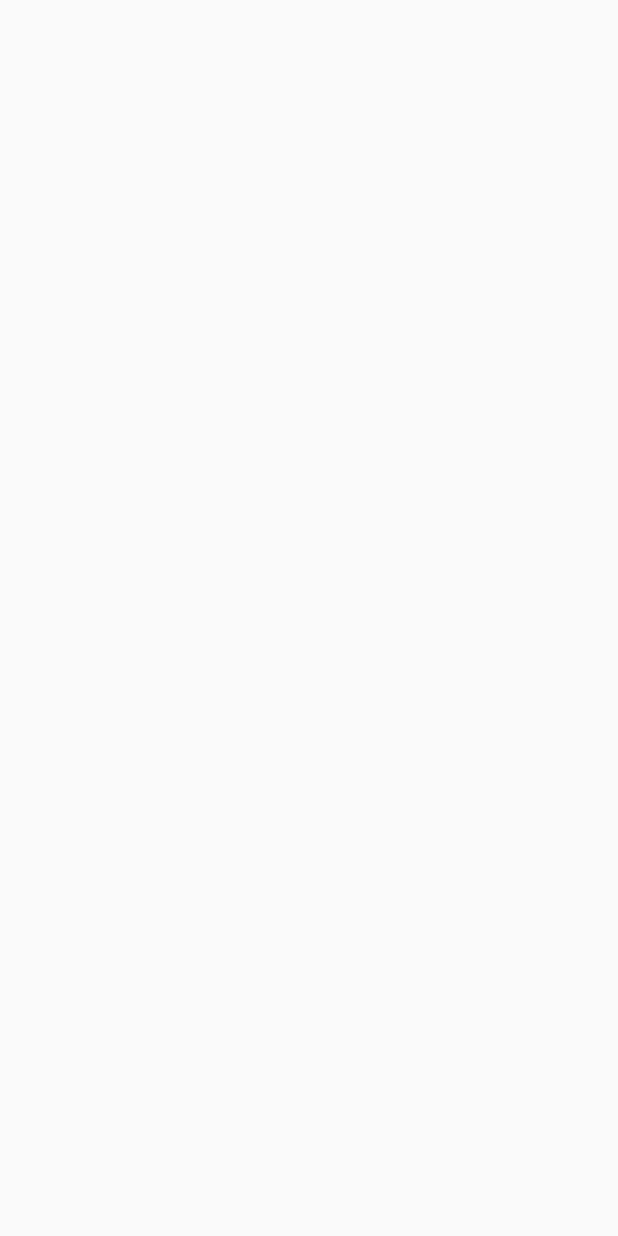
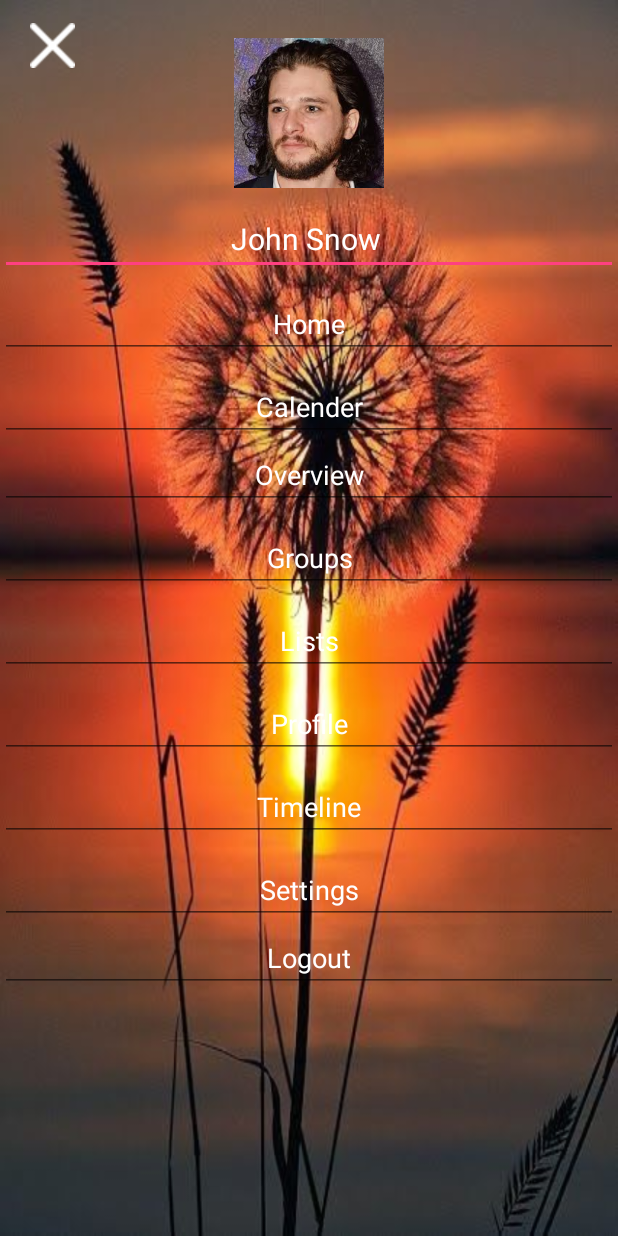
Before and after one commit to syntaxSizer/Golom, an Android app: the Profile screen opened directly, with no data from a screen before it, on a phone screen of 412 x 824 dp. Before the commit the screen is empty. Run offline under Robolectric (Android 15) with nearby library versions, the phone set to English and light mode, and no system bars.

Commit message:
addn activity 4

```diff
--- a/app/src/main/AndroidManifest.xml
+++ b/app/src/main/AndroidManifest.xml
@@ -33,10 +33,6 @@
             android:name=".John_snow"
             android:label="@string/title_activity_john_snow"
             android:theme="@style/AppTheme" />
-        <activity
-            android:name=".MainActivity"
-            android:label="@string/title_activity_main"
-            android:theme="@style/AppTheme"></activity>
     </application>
 
 </manifest>
--- a/app/src/main/java/com/android/qusai/golom/Profile.java
+++ b/app/src/main/java/com/android/qusai/golom/Profile.java
@@ -3,18 +3,17 @@ package com.android.qusai.golom;
 import android.app.Activity;
 import android.app.ListActivity;
 import android.os.Bundle;
+import android.support.v7.app.AppCompatActivity;
 import android.widget.ArrayAdapter;
 
 /**
  * Created by qusai on 5/27/16.
  */
-public class Profile extends Activity {
+public class Profile extends AppCompatActivity {
 
-//String [] menuList ={"Home", "Calender","Overview","Groups", "Lists","Profile","Timeline","Settings","Logout"};
-//protected void onCreate(Bundle icicle){
-//    super.onCreate(icicle);
-//    ArrayAdapter arrayadapter = new ArrayAdapter<String>(this,R.layout.profile, menuList);
-//    setListAdapter(arrayadapter);
-//}
-
+    @Override
+    protected void onCreate(Bundle savedInstanceState) {
+        super.onCreate(savedInstanceState);
+        setContentView(R.layout.profile);
+    }
 }
--- a/app/src/main/res/layout/life.xml
+++ b/app/src/main/res/layout/life.xml
@@ -21,4 +21,5 @@
         android:textSize="50dp"
         android:layout_marginTop="-70dp"
         android:textColor="#fff" />
+
 </LinearLayout>
--- a/app/src/main/res/layout/profile.xml
+++ b/app/src/main/res/layout/profile.xml
@@ -4,19 +4,121 @@
     android:layout_height="match_parent"
     android:background="@drawable/background">
 
+    <ImageButton
+        android:layout_width="30dp"
+        android:layout_height="30dp"
+        android:id="@+id/imageButton"
+        android:background="@drawable/cross"
+        android:layout_marginTop="15dp"
+        android:layout_marginLeft="20dp"/>
+
     <ImageView
         android:layout_width="100dp"
         android:layout_height="100dp"
         android:id="@+id/imageView3"
+        android:layout_marginTop="-20dp"
         android:layout_gravity="center_horizontal"
         android:background="@drawable/profile"
 
         />
 
-    <ListView
+    <EditText
         android:layout_width="match_parent"
         android:layout_height="wrap_content"
-        android:id="@+id/listView"
+        android:id="@+id/editText2"
+        android:text="John Snow "
+        android:layout_marginTop="10dp"
+        android:textAlignment="center"
+        android:textColor="#fff"
+        android:textSize="20dp"/>
+
+    <EditText
+        android:layout_width="match_parent"
+        android:layout_height="wrap_content"
+        android:id="@+id/editText3"
         android:layout_gravity="center_horizontal"
-        android:textAlignment="center" />
+        android:text="Home"
+        android:layout_marginTop="10dp"
+        android:textAlignment="center"
+        android:textColor="#fff"/>
+
+    <EditText
+        android:layout_width="match_parent"
+        android:layout_height="wrap_content"
+        android:id="@+id/editText4"
+        android:layout_gravity="center_horizontal"
+        android:text="Calender"
+        android:layout_marginTop="10dp"
+        android:textAlignment="center"
+        android:textColor="#fff"/>
+
+    <EditText
+        android:layout_width="match_parent"
+        android:layout_height="wrap_content"
+        android:id="@+id/editText5"
+        android:layout_gravity="center_horizontal"
+        android:text="Overview"
+        android:textAlignment="center"
+        android:textColor="#fff"/>
+
+    <EditText
+        android:layout_width="match_parent"
+        android:layout_height="wrap_content"
+        android:id="@+id/editText6"
+        android:layout_gravity="center_horizontal"
+        android:text="Groups"
+        android:layout_marginTop="10dp"
+        android:textAlignment="center"
+        android:textColor="#fff"/>
+
+    <EditText
+        android:layout_width="match_parent"
+        android:layout_height="wrap_content"
+        android:id="@+id/editText7"
+        android:layout_gravity="center_horizontal"
+        android:text="Lists"
+        android:layout_marginTop="10dp"
+        android:textAlignment="center"
+        android:textColor="#fff"/>
+
+    <EditText
+        android:layout_width="match_parent"
+        android:layout_height="wrap_content"
+        android:id="@+id/editText8"
+        android:layout_gravity="center_horizontal"
+        android:text="Profile"
+        android:layout_marginTop="10dp"
+        android:textAlignment="center"
+        android:textColor="#fff"/>
+
+    <EditText
+        android:layout_width="match_parent"
+        android:layout_height="wrap_content"
+        android:id="@+id/editText9"
+        android:layout_gravity="center_horizontal"
+        android:text="Timeline"
+        android:layout_marginTop="10dp"
+        android:textAlignment="center"
+        android:textColor="#fff"/>
+
+    <EditText
+        android:layout_width="match_parent"
+        android:layout_height="wrap_content"
+        android:id="@+id/editText10"
+        android:layout_gravity="center_horizontal"
+        android:text="Settings"
+        android:layout_marginTop="10dp"
+        android:textAlignment="center"
+        android:textColor="#fff"/>
+
+    <EditText
+        android:layout_width="match_parent"
+        android:layout_height="wrap_content"
+        android:id="@+id/editText11"
+        android:layout_gravity="center_horizontal"
+        android:text="Logout"
+        android:textAlignment="center"
+        android:textColor="#fff"/>
+
+
 </LinearLayout>
```
Also changed, not shown: app/src/main/java/com/android/qusai/golom/Activity4.java (added, +19 -0 lines), app/src/main/java/com/android/qusai/golom/Lifestyle.java (deleted, +0 -9 lines), app/src/main/java/com/android/qusai/golom/MainActivity.java (deleted, +0 -101 lines), app/src/main/res/layout/activity_main.xml (deleted, +0 -25 lines), app/src/main/res/layout/app_bar_main.xml (deleted, +0 -34 lines), app/src/main/res/layout/content_main.xml (deleted, +0 -16 lines), app/src/main/res/layout/nav_header_main.xml (deleted, +0 -34 lines).
